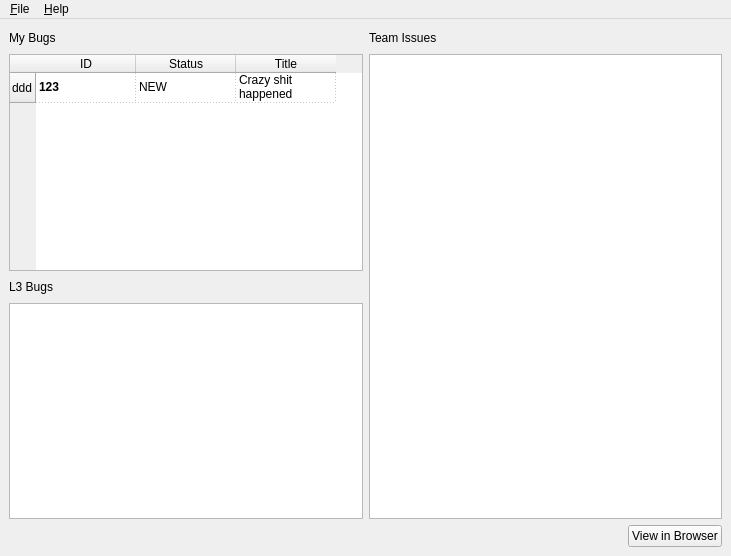
First picture: the form in ui/xml/pybug.ui, repository isbm/pybug, before the edit.
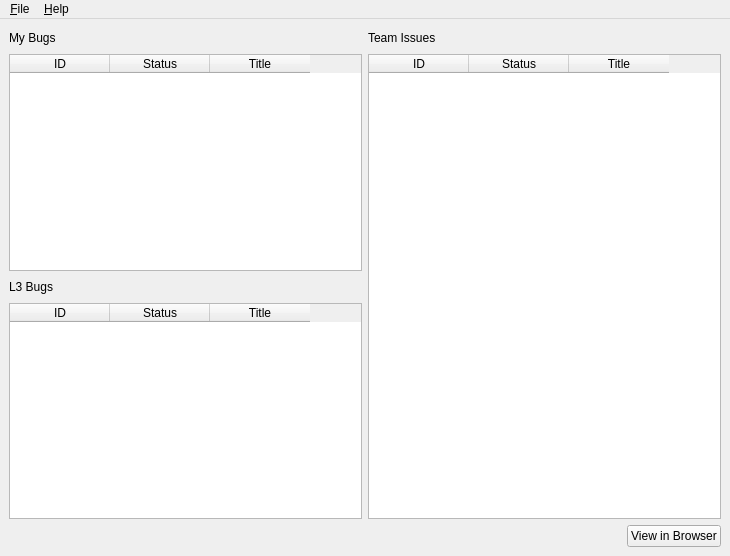
Second picture: the form after the edit.

Commit message: Replace TableView with TableWidget, adapt attributes

```diff
--- a/ui/xml/pybug.ui
+++ b/ui/xml/pybug.ui
@@ -6,7 +6,7 @@
    <rect>
     <x>0</x>
     <y>0</y>
-    <width>731</width>
+    <width>730</width>
     <height>556</height>
    </rect>
   </property>
@@ -69,16 +69,11 @@
              <bool>true</bool>
             </property>
             <property name="gridStyle">
-             <enum>Qt::DotLine</enum>
+             <enum>Qt::SolidLine</enum>
             </property>
             <property name="sortingEnabled">
              <bool>true</bool>
             </property>
-            <row>
-             <property name="text">
-              <string>ddd</string>
-             </property>
-            </row>
             <column>
              <property name="text">
               <string>ID</string>
@@ -108,27 +103,6 @@
               </brush>
              </property>
             </column>
-            <item row="0" column="0">
-             <property name="text">
-              <string>123</string>
-             </property>
-             <property name="font">
-              <font>
-               <weight>75</weight>
-               <bold>true</bold>
-              </font>
-             </property>
-            </item>
-            <item row="0" column="1">
-             <property name="text">
-              <string>NEW</string>
-             </property>
-            </item>
-            <item row="0" column="2">
-             <property name="text">
-              <string>Crazy shit happened</string>
-             </property>
-            </item>
            </widget>
           </item>
          </layout>
@@ -160,7 +134,35 @@
            </layout>
           </item>
           <item>
-           <widget class="QTableView" name="l3_bugs_table"/>
+           <widget class="QTableWidget" name="l3_bugs_table">
+            <property name="alternatingRowColors">
+             <bool>true</bool>
+            </property>
+            <property name="selectionMode">
+             <enum>QAbstractItemView::SingleSelection</enum>
+            </property>
+            <property name="selectionBehavior">
+             <enum>QAbstractItemView::SelectRows</enum>
+            </property>
+            <property name="sortingEnabled">
+             <bool>true</bool>
+            </property>
+            <column>
+             <property name="text">
+              <string>ID</string>
+             </property>
+            </column>
+            <column>
+             <property name="text">
+              <string>Status</string>
+             </property>
+            </column>
+            <column>
+             <property name="text">
+              <string>Title</string>
+             </property>
+            </column>
+           </widget>
           </item>
          </layout>
         </item>
@@ -193,7 +195,35 @@
          </layout>
         </item>
         <item>
-         <widget class="QTableView" name="common_bugs_table"/>
+         <widget class="QTableWidget" name="common_bugs_table">
+          <property name="alternatingRowColors">
+           <bool>true</bool>
+          </property>
+          <property name="selectionMode">
+           <enum>QAbstractItemView::SingleSelection</enum>
+          </property>
+          <property name="selectionBehavior">
+           <enum>QAbstractItemView::SelectRows</enum>
+          </property>
+          <property name="sortingEnabled">
+           <bool>true</bool>
+          </property>
+          <column>
+           <property name="text">
+            <string>ID</string>
+           </property>
+          </column>
+          <column>
+           <property name="text">
+            <string>Status</string>
+           </property>
+          </column>
+          <column>
+           <property name="text">
+            <string>Title</string>
+           </property>
+          </column>
+         </widget>
         </item>
        </layout>
       </item>
@@ -230,7 +260,7 @@
     <rect>
      <x>0</x>
      <y>0</y>
-     <width>731</width>
+     <width>730</width>
      <height>25</height>
     </rect>
    </property>
```
The commit also changes 1 other file.
